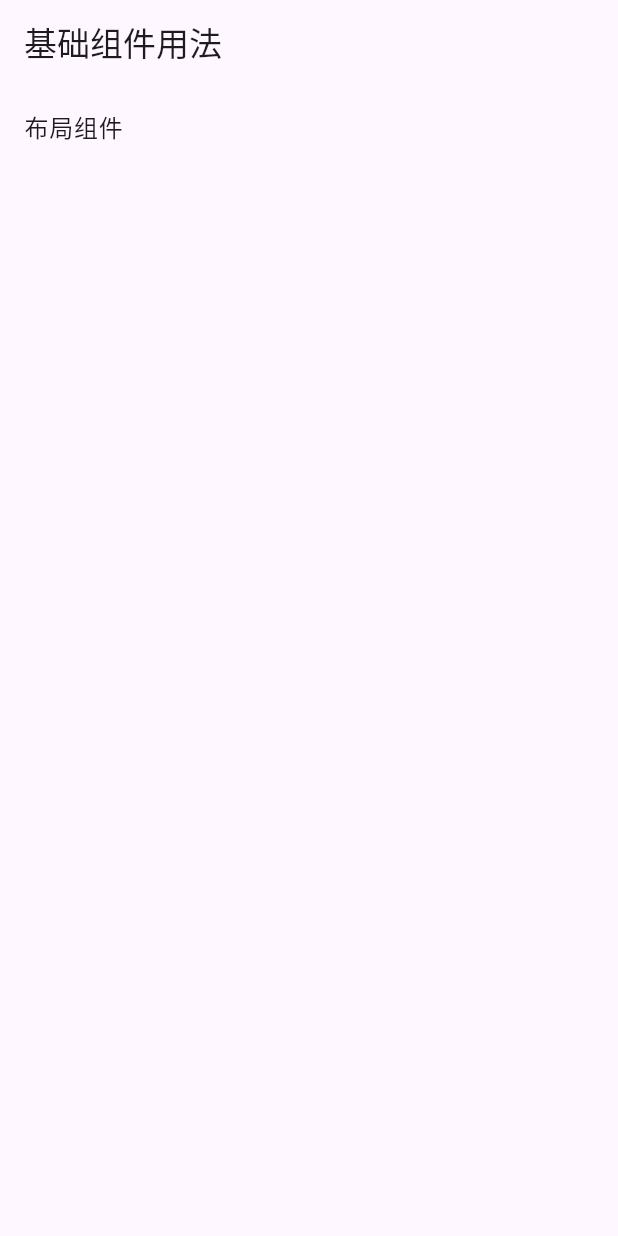
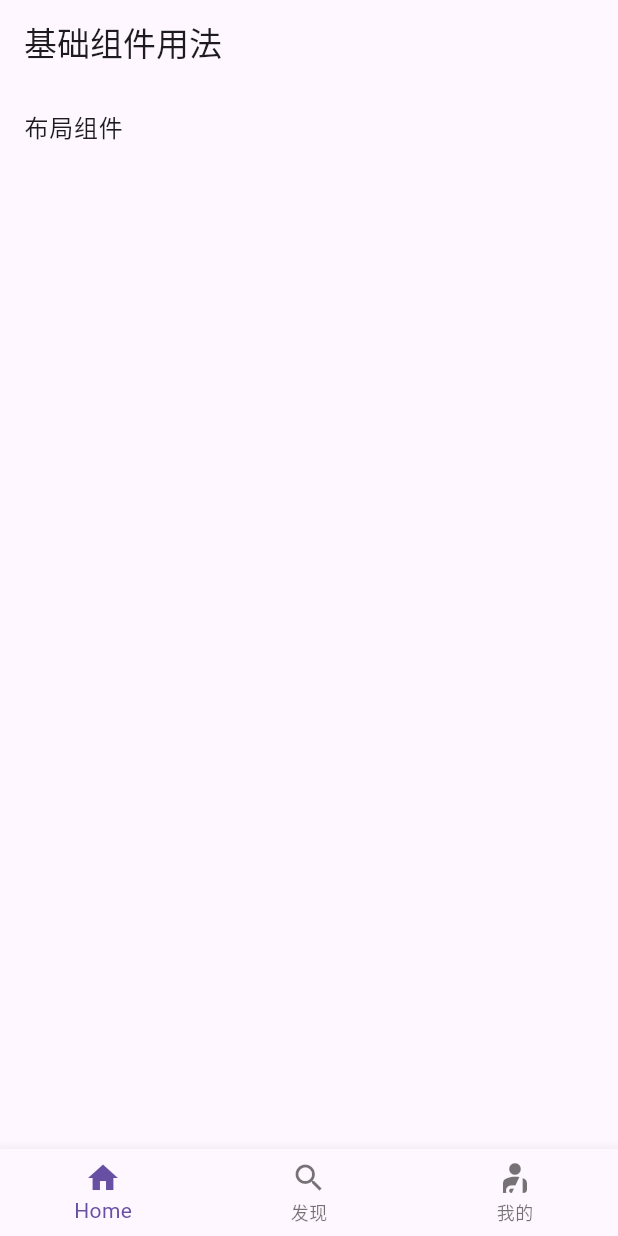
Before and after one commit to why2025315/flutter-demo, a Flutter app: the screen it shows after launch, on a phone screen of 412 x 824 dp. Run offline on Flutter 3.47's test engine with Material 3 defaults, Android fonts, the phone set to English and light mode, and no system bars; our stand-ins replace go_router.

```diff
--- a/lib/main.dart
+++ b/lib/main.dart
@@ -1,19 +1,60 @@
+import 'package:fluter_app/personal/personal_screen.dart';
+import 'package:fluter_app/personal/personal_screen_detail.dart';
+import 'package:fluter_app/search/search_screen.dart';
+import 'package:fluter_app/search/search_screen_detail.dart';
+import 'package:fluter_app/widgets/bottom_navbar.dart';
 import 'package:flutter/material.dart';
 
 import 'package:fluter_app/basic/basic_screen.dart';
 import "./basic/layout_demo.dart";
 import 'package:go_router/go_router.dart';
 
+final GlobalKey<NavigatorState> _rootNavigatorKey = GlobalKey<NavigatorState>(
+  debugLabel: 'root',
+);
+
+final GlobalKey<NavigatorState> _shellNavigatorKey = GlobalKey<NavigatorState>(
+  debugLabel: 'shell',
+);
+
 final _router = GoRouter(
-  routes: [
-    GoRoute(
-      path: '/basic',
-      builder: (context, state) => BasicScreen(),
-      routes: [
-        GoRoute(path: 'layout', builder: (context, state) => LayoutDemo()),
+  navigatorKey: _rootNavigatorKey,
+  initialLocation: '/basic',
+  debugLogDiagnostics: true,
+  routes: <RouteBase>[
+    ShellRoute(
+      navigatorKey: _shellNavigatorKey,
+      builder: (context, state, child) => BottomNavbar(child: child),
+      routes: <RouteBase>[
+        GoRoute(
+          path: '/basic',
+          builder: (context, state) => BasicScreen(),
+          routes: [
+            GoRoute(path: 'layout', builder: (context, state) => LayoutDemo()),
+          ],
+        ),
+        GoRoute(
+          path: '/search',
+          builder: (context, state) => SearchScreen(),
+          routes: [
+            GoRoute(
+              path: 'detail',
+              builder: (context, state) => SearchScreenDetail(),
+            ),
+          ],
+        ),
+        GoRoute(
+          path: '/personal',
+          builder: (context, state) => PersonalScreen(),
+          routes: [
+            GoRoute(
+              path: 'detail',
+              builder: (context, state) => PersonalScreenDetail(),
+            ),
+          ],
+        ),
       ],
     ),
-    GoRoute(path: '/', redirect: (context, state) => '/basic'),
   ],
 );
 
--- /dev/null
+++ b/lib/widgets/bottom_navbar.dart
@@ -0,0 +1,58 @@
+import 'package:flutter/material.dart';
+import 'package:go_router/go_router.dart';
+
+class BottomNavbar extends StatelessWidget {
+  const BottomNavbar({required this.child, super.key});
+
+  final Widget child;
+
+  @override
+  Widget build(BuildContext context) {
+    return Scaffold(
+      body: child,
+      bottomNavigationBar: BottomNavigationBar(
+        items: const <BottomNavigationBarItem>[
+          BottomNavigationBarItem(icon: Icon(Icons.home), label: 'Home'),
+          BottomNavigationBarItem(icon: Icon(Icons.search), label: '发现'),
+          BottomNavigationBarItem(
+            icon: Icon(Icons.personal_injury),
+            label: '我的',
+          ),
+        ],
+
+        currentIndex: _calculateSelectedIndex(context),
+        onTap: (int idx) {
+          _onItemTapped(idx, context);
+        },
+      ),
+    );
+  }
+
+  static int _calculateSelectedIndex(BuildContext context) {
+    final String location = GoRouterState.of(context).uri.path;
+    if (location.startsWith('/basic')) {
+      return 0;
+    }
+    if (location.startsWith('/search')) {
+      return 1;
+    }
+    if (location.startsWith('/personal')) {
+      return 2;
+    }
+    return 0;
+  }
+
+  void _onItemTapped(int idx, BuildContext context) {
+    switch (idx) {
+      case 0:
+        GoRouter.of(context).go('/basic');
+        break;
+      case 1:
+        GoRouter.of(context).go('/search');
+        break;
+      case 2:
+        GoRouter.of(context).go('/personal');
+        break;
+    }
+  }
+}
```
Also changed, not shown: lib/personal/personal_screen.dart (added, +21 -0 lines), lib/personal/personal_screen_detail.dart (added, +20 -0 lines), lib/search/search_screen.dart (added, +21 -0 lines), lib/search/search_screen_detail.dart (added, +20 -0 lines).
